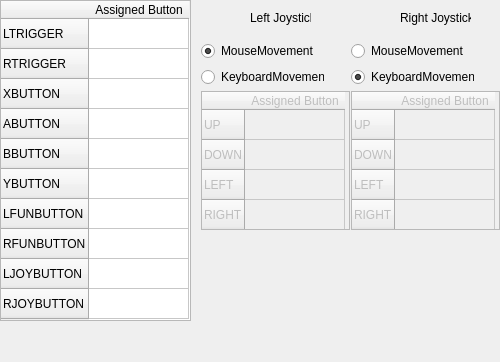
First picture: the form in CustomConfiguration.ui, repository renair/GamepadDriver, before the edit.
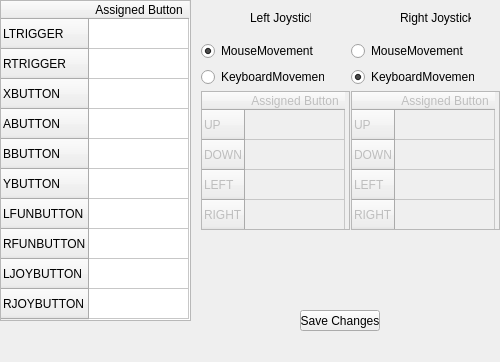
Second picture: the form after the edit.

Patch:
```diff
--- a/CustomConfiguration.ui
+++ b/CustomConfiguration.ui
@@ -427,6 +427,19 @@
     </item>
    </layout>
   </widget>
+  <widget class="QPushButton" name="saveButton">
+   <property name="geometry">
+    <rect>
+     <x>300</x>
+     <y>310</y>
+     <width>80</width>
+     <height>21</height>
+    </rect>
+   </property>
+   <property name="text">
+    <string>Save Changes</string>
+   </property>
+  </widget>
  </widget>
  <resources/>
  <connections/>
```
Left out of the diff: 9 changed lines with no effect on the pictures.
